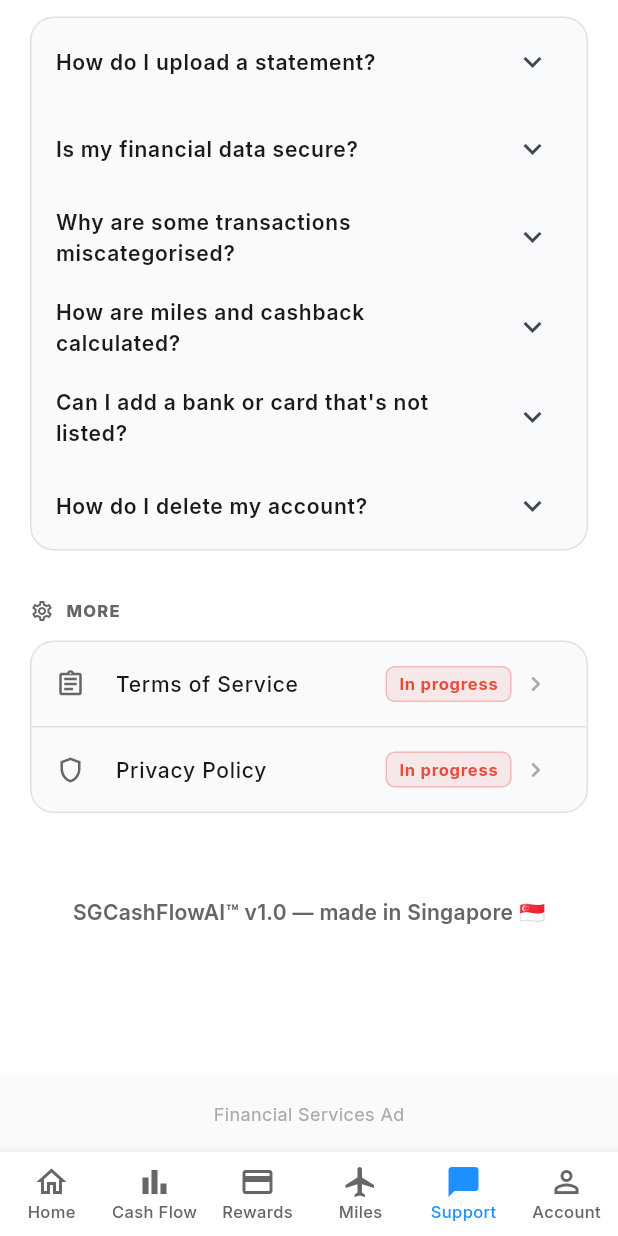
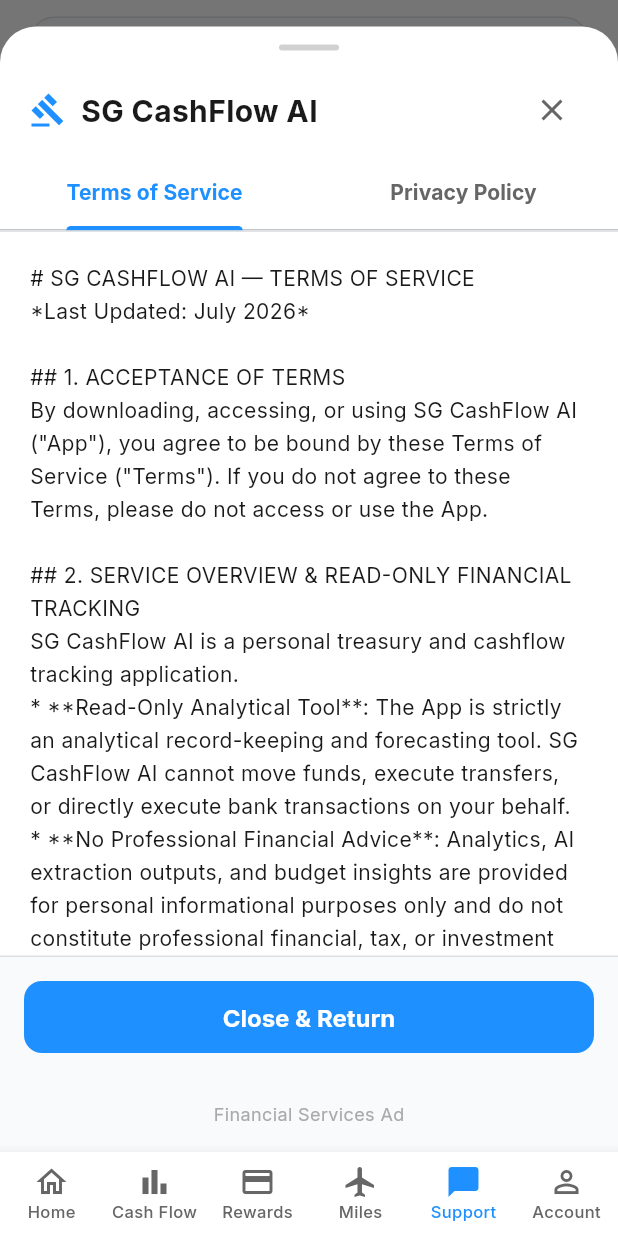
Before and after one commit to chenyee1976/Cashflow-AI, a Flutter app: the SupportScreen screen opened by its route, scrolled down 564 dp, after a tap on "Terms of Service", on a phone screen of 412 x 824 dp. Run offline on Flutter 3.47's test engine with Material 3 defaults, Android fonts, the phone set to English and light mode, and no system bars; our stand-ins replace dio, drift, drift_flutter, file_picker, flutter_riverpod, flutter_secure_storage and 5 more; missing offline and left inert: dart:html; accounts and stored records are empty; generated files the repository leaves out were written again; network calls fail.

Commit message:
feat: implement Terms of Service, Privacy Policy (PDPA compliant), and Allow AI Analytics toggle for SG CashFlow AI

```diff
--- a/lib/data/services/analytics_service.dart
+++ b/lib/data/services/analytics_service.dart
@@ -111,7 +111,19 @@
     });
   }
 
+  Future<bool> _isAnalyticsAllowed() async {
+    try {
+      final prefs = await SharedPreferences.getInstance();
+      return prefs.getBool('allow_ai_analytics') ?? true;
+    } catch (_) {
+      return true;
+    }
+  }
+
   Future<void> _postCentral(String path, Map<String, dynamic> payload) async {
+    final allowed = await _isAnalyticsAllowed();
+    if (!allowed) return; // Respect user opt-out
+
     try {
       final dio = Dio(BaseOptions(
         connectTimeout: const Duration(seconds: 4),
@@ -124,6 +136,9 @@
 
   /// Log user activity or feature action
   Future<void> logEvent(String eventName, {Map<String, dynamic>? parameters}) async {
+    final allowed = await _isAnalyticsAllowed();
+    if (!allowed) return;
+
     final entry = BetaLogEntry(
       type: 'event',
       name: eventName,
--- /dev/null
+++ b/lib/features/legal/legal_texts.dart
@@ -0,0 +1,82 @@
+class LegalTexts {
+  static const String appName = 'SG CashFlow AI';
+  static const String dpoEmail = 'sgcashflowai@gmail.com';
+  static const String lastUpdated = 'July 2026';
+
+  static const String termsOfService = '''
+# SG CASHFLOW AI — TERMS OF SERVICE
+*Last Updated: July 2026*
+
+## 1. ACCEPTANCE OF TERMS
+By downloading, accessing, or using SG CashFlow AI ("App"), you agree to be bound by these Terms of Service ("Terms"). If you do not agree to these Terms, please do not access or use the App.
+
+## 2. SERVICE OVERVIEW & READ-ONLY FINANCIAL TRACKING
+SG CashFlow AI is a personal treasury and cashflow tracking application.
+* **Read-Only Analytical Tool**: The App is strictly an analytical record-keeping and forecasting tool. SG CashFlow AI cannot move funds, execute transfers, or directly execute bank transactions on your behalf.
+* **No Professional Financial Advice**: Analytics, AI extraction outputs, and budget insights are provided for personal informational purposes only and do not constitute professional financial, tax, or investment advice.
+
+## 3. MEMBERSHIP TIERS & SUBSCRIPTIONS (ESSENTIAL, PRO, ELITE)
+SG CashFlow AI offers multiple service tiers:
+* **Essential (Free) Tier**: Basic cashflow tracking, standard manual logging, and limited monthly document extractions supported by in-app advertisements.
+* **Pro Membership**: Unlocks higher document parsing limits, advanced analytics, priority AI processing, and an ad-free experience.
+* **Elite Membership**: Unlocks maximum AI document parsing capacity, multi-currency treasury insights, custom financial export tools, premium support, and exclusive partner perks.
+* **Billing & Auto-Renewal**: Subscriptions are billed through Apple App Store or Google Play Store In-App Purchases. Subscriptions automatically renew unless cancelled at least 24 hours prior to the end of the current billing cycle in your app store account settings.
+
+## 4. AI PROCESSING & APP-PROVIDED GEMINI API KEY
+* SG CashFlow AI utilizes generative AI technology (Google Gemini API) powered by the App’s central API key infrastructure to process user-uploaded bank and credit card statements into structured transactions.
+* **Fair Usage Quotas**: Use of the app-provided Gemini API key is subject to fair usage limits aligned with your active membership tier. Reverse engineering or attempting to extract the API key is strictly prohibited.
+
+## 5. USER ACCOUNTS & GOOGLE SIGN-IN
+Authentication may be conducted via Google Sign-In. You are responsible for safeguarding your credentials and all activity under your account.
+
+## 6. ADVERTISING (GOOGLE ADMOB) & FINANCIAL AFFILIATE NETWORKS
+* **Advertising**: Free/supported tiers display third-party ads served via Google AdMob.
+* **Financial Affiliate Links**: The App may display product recommendations (e.g., credit cards, bank accounts). SG CashFlow AI may receive referral compensation if you apply through these affiliate links. Financial products are governed by the respective third-party institution's terms.
+
+## 7. LIMITATION OF LIABILITY & INDEMNIFICATION
+To the maximum extent permitted by law, SG CashFlow AI shall not be liable for any financial inaccuracies, missed payments, AI parsing errors, or third-party service interruptions.
+
+## 8. GOVERNING LAW & SINGAPORE JURISDICTION
+These Terms are governed by and construed in accordance with the laws of the Republic of Singapore. Any disputes arising under these Terms shall be submitted to the exclusive jurisdiction of the courts of Singapore.
+''';
+
+  static const String privacyPolicy = '''
+# SG CASHFLOW AI — PRIVACY POLICY
+*(Compliant with Singapore PDPA / PDPC Guidelines & Global App Store Policies)*
+*Last Updated: July 2026*
+
+## 1. DATA WE COLLECT
+* **Account Information**: Name, Email Address, and Profile Picture via Google Sign-In.
+* **Financial & Document Data**: Bank/card statement images, PDFs, and manual transaction logs. Core databases remain stored locally on your device via encrypted SQLite storage.
+* **AdMob Advertising Identifiers**: Device Ad IDs (IDFA/GAID) and IP addresses collected by Google AdMob.
+* **Affiliate Interaction Tokens**: Anonymous click tracking for financial partner links.
+* **Diagnostic & AI Telemetry**: Feature usage logs and error stack traces (only if "Allow AI Analytics & Logs" is enabled).
+
+## 2. PURPOSE OF COLLECTION & USE (SINGAPORE PDPA COMPLIANCE)
+In accordance with the Singapore Personal Data Protection Act (PDPA), we collect and process personal data for:
+* Authenticating users and managing Essential, Pro, or Elite Membership subscriptions.
+* Performing OCR and statement transaction extraction via Google Gemini API.
+* Serving advertisements via Google AdMob.
+* Tailoring financial affiliate product recommendations.
+* Diagnosing software crashes and technical errors.
+
+## 3. THIRD-PARTY SERVICE PROVIDERS & CROSS-BORDER DATA TRANSFERS
+We do NOT sell your personal financial data. We share necessary data only with trusted providers:
+* **Google Services**: Google Sign-In (Auth), Google Gemini API (Transient AI document extraction), Google AdMob (Advertising).
+* **Vercel Telemetry**: Central logging endpoint for optional bug reports.
+* **Cross-Border Transfer Obligation**: Where data is transferred or processed outside Singapore (e.g., Google cloud infrastructure), we ensure third-party recipients provide a standard of data protection comparable to the Singapore PDPA.
+
+## 4. DATA RETENTION & ERASURE
+Personal data is retained only for as long as necessary to fulfill the purposes set out in this policy. Uninstalling the app or clearing local data purges your device database. Requesting account deletion purges remote log records.
+
+## 5. USER RIGHTS & CONSENT WITHDRAWAL (SINGAPORE PDPA)
+Under Singapore PDPA, you have the right to:
+* **Withdraw Consent**: Turn off "Allow AI Analytics & Logs" at any time in Account Settings.
+* **Access & Correction**: Request access to or correction of your personal data held by us.
+* **Account Deletion**: Request complete erasure of your user profile and remote telemetry data.
+
+## 6. CONTACT OUR DATA PROTECTION OFFICER (DPO)
+For privacy inquiries, PDPA rights requests, or feedback, contact our designated Data Protection Officer:
+**Email**: sgcashflowai@gmail.com
+''';
+}
--- /dev/null
+++ b/lib/features/legal/legal_viewer_dialog.dart
@@ -0,0 +1,168 @@
+import 'package:flutter/material.dart';
+import '../../core/theme/app_colors.dart';
+import 'legal_texts.dart';
+
+class LegalViewerModal extends StatefulWidget {
+  final int initialTabIndex;
+
+  const LegalViewerModal({super.key, this.initialTabIndex = 0});
+
+  static Future<void> show(BuildContext context, {int initialTabIndex = 0}) {
+    return showModalBottomSheet(
+      context: context,
+      isScrollControlled: true,
+      backgroundColor: Colors.transparent,
+      builder: (context) => LegalViewerModal(initialTabIndex: initialTabIndex),
+    );
+  }
+
+  @override
+  State<LegalViewerModal> createState() => _LegalViewerModalState();
+}
+
+class _LegalViewerModalState extends State<LegalViewerModal>
+    with SingleTickerProviderStateMixin {
+  late TabController _tabController;
+
+  @override
+  void initState() {
+    super.initState();
+    _tabController = TabController(
+      length: 2,
+      vsync: this,
+      initialIndex: widget.initialTabIndex,
+    );
+  }
+
+  @override
+  void dispose() {
+    _tabController.dispose();
+    super.dispose();
+  }
+
+  @override
+  Widget build(BuildContext context) {
+    final mediaQuery = MediaQuery.of(context);
+    final height = mediaQuery.size.height * 0.85;
+
+    return Container(
+      height: height,
+      decoration: const BoxDecoration(
+        color: AppColors.background,
+        borderRadius: BorderRadius.vertical(top: Radius.circular(24)),
+      ),
+      child: Column(
+        children: [
+          // Drag handle
+          const SizedBox(height: 12),
+          Container(
+            width: 40,
+            height: 4,
+            decoration: BoxDecoration(
+              color: AppColors.textSecondary.withOpacity(0.3),
+              borderRadius: BorderRadius.circular(2),
+            ),
+          ),
+          const SizedBox(height: 16),
+
+          // Header Title & Close button
+          Padding(
+            padding: const EdgeInsets.symmetric(horizontal: 20),
+            child: Row(
+              mainAxisAlignment: MainAxisAlignment.spaceBetween,
+              children: [
+                Row(
+                  children: [
+                    const Icon(Icons.gavel_outlined, color: AppColors.primary, size: 24),
+                    const SizedBox(width: 10),
+                    Text(
+                      LegalTexts.appName,
+                      style: const TextStyle(
+                        fontSize: 20,
+                        fontWeight: FontWeight.bold,
+                        color: AppColors.textPrimary,
+                      ),
+                    ),
+                  ],
+                ),
+                IconButton(
+                  icon: const Icon(Icons.close, color: AppColors.textSecondary),
+                  onPressed: () => Navigator.of(context).pop(),
+                ),
+              ],
+            ),
+          ),
+          const SizedBox(height: 8),
+
+          // Tab Bar
+          TabBar(
+            controller: _tabController,
+            indicatorColor: AppColors.primary,
+            labelColor: AppColors.primary,
+            unselectedLabelColor: AppColors.textSecondary,
+            labelStyle: const TextStyle(fontWeight: FontWeight.bold, fontSize: 14),
+            tabs: const [
+              Tab(text: 'Terms of Service'),
+              Tab(text: 'Privacy Policy'),
+            ],
+          ),
+          const Divider(height: 1, color: AppColors.divider),
+
+          // Content
+          Expanded(
+            child: TabBarView(
+              controller: _tabController,
+              children: [
+                _buildLegalContent(LegalTexts.termsOfService),
+                _buildLegalContent(LegalTexts.privacyPolicy),
+              ],
+            ),
+          ),
+
+          // Bottom Action Bar
+          Container(
+            padding: const EdgeInsets.all(16),
+            decoration: const BoxDecoration(
+              color: AppColors.surface,
+              border: Border(top: BorderSide(color: AppColors.divider)),
+            ),
+            child: SafeArea(
+              child: SizedBox(
+                width: double.infinity,
+                child: ElevatedButton(
+                  style: ElevatedButton.styleFrom(
+                    backgroundColor: AppColors.primary,
+                    foregroundColor: Colors.white,
+                    padding: const EdgeInsets.symmetric(vertical: 14),
+                    shape: RoundedRectangleBorder(
+                      borderRadius: BorderRadius.circular(12),
+                    ),
+                  ),
+                  onPressed: () => Navigator.of(context).pop(),
+                  child: const Text(
+                    'Close & Return',
+                    style: TextStyle(fontWeight: FontWeight.bold, fontSize: 16),
+                  ),
+                ),
+              ),
+            ),
+          ),
+        ],
+      ),
+    );
+  }
+
+  Widget _buildLegalContent(String rawText) {
+    return SingleChildScrollView(
+      padding: const EdgeInsets.all(20),
+      child: SelectableText(
+        rawText,
+        style: const TextStyle(
+          fontSize: 14,
+          height: 1.6,
+          color: AppColors.textPrimary,
+        ),
+      ),
+    );
+  }
+}
--- a/lib/features/support/support_screen.dart
+++ b/lib/features/support/support_screen.dart
@@ -9,6 +9,7 @@
 import '../../../data/secure_storage/secure_storage_service.dart';
 import 'beta_feedback_dialog.dart';
 import 'beta_analytics_dialog.dart';
+import '../legal/legal_viewer_dialog.dart';
 
 class SupportScreen extends ConsumerStatefulWidget {
   const SupportScreen({super.key});
@@ -385,15 +386,15 @@
                     _buildMoreRow(
                       icon: Icons.assignment_outlined,
                       title: 'Terms of Service',
-                      statusTag: 'In progress',
-                      onTap: () {},
+                      statusTag: 'Active',
+                      onTap: () => LegalViewerModal.show(context, initialTabIndex: 0),
                     ),
                     const Divider(height: 1, color: AppColors.divider),
                     _buildMoreRow(
                       icon: Icons.shield_outlined,
-                      title: 'Privacy Policy',
-                      statusTag: 'In progress',
-                      onTap: () {},
+                      title: 'Privacy Policy (PDPA)',
+                      statusTag: 'Active',
+                      onTap: () => LegalViewerModal.show(context, initialTabIndex: 1),
                     ),
                   ],
                 ),
```
Also changed, not shown: lib/core/utils/snackbar_utils.dart (+10 -1 lines), lib/features/account/account_screen.dart (+99 -0 lines), lib/features/onboarding/onboarding_screen.dart (+26 -3 lines).
